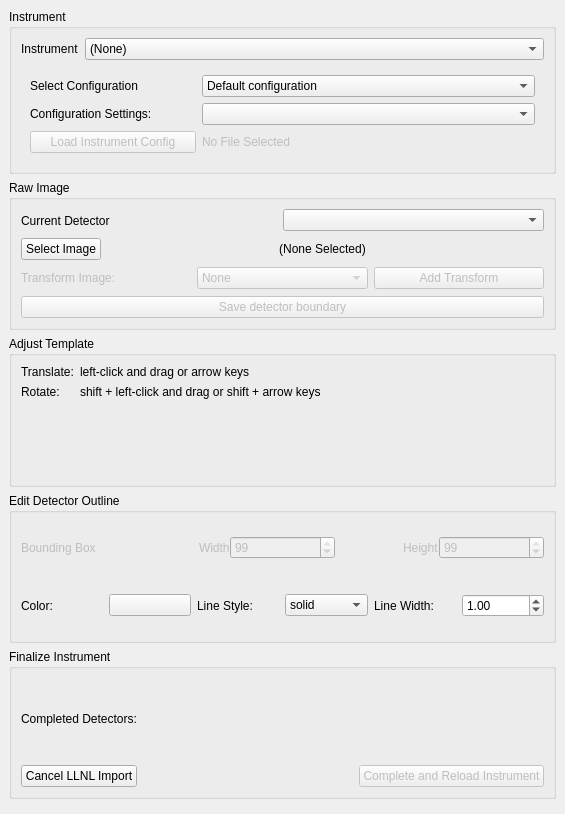
Above: hexrdgui/resources/ui/llnl_import_tool_dialog.ui from HEXRD/hexrdgui before the change. Below: the same form after it.
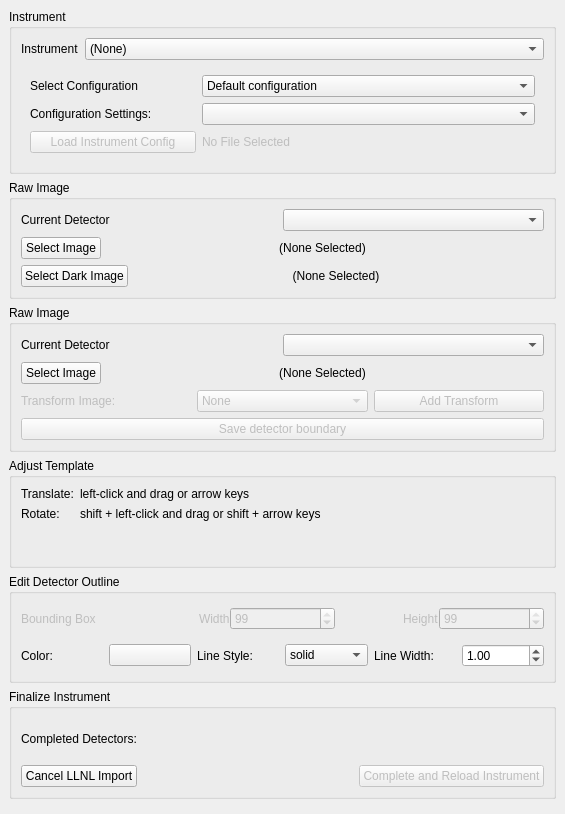
That is the form after the change.

Commit message: Add the new FIDDLE instrument

```diff
--- a/hexrdgui/resources/ui/llnl_import_tool_dialog.ui
+++ b/hexrdgui/resources/ui/llnl_import_tool_dialog.ui
@@ -163,6 +163,177 @@
       </layout>
      </widget>
     </item>
+    <item>
+     <widget class="QGroupBox" name="simple_raw_image">
+      <property name="enabled">
+       <bool>true</bool>
+      </property>
+      <property name="title">
+       <string>Raw Image</string>
+      </property>
+      <layout class="QGridLayout" name="gridLayout_6">
+       <item row="0" column="0">
+        <widget class="QFrame" name="frame_2">
+         <property name="enabled">
+          <bool>true</bool>
+         </property>
+         <property name="frameShape">
+          <enum>QFrame::NoFrame</enum>
+         </property>
+         <property name="frameShadow">
+          <enum>QFrame::Raised</enum>
+         </property>
+         <layout class="QHBoxLayout" name="horizontalLayout_2">
+          <property name="spacing">
+           <number>0</number>
+          </property>
+          <property name="leftMargin">
+           <number>0</number>
+          </property>
+          <property name="topMargin">
+           <number>0</number>
+          </property>
+          <property name="rightMargin">
+           <number>0</number>
+          </property>
+          <property name="bottomMargin">
+           <number>0</number>
+          </property>
+          <item>
+           <widget class="QLabel" name="simple_detector_label">
+            <property name="enabled">
+             <bool>true</bool>
+            </property>
+            <property name="text">
+             <string>Current Detector</string>
+            </property>
+           </widget>
+          </item>
+          <item>
+           <widget class="QComboBox" name="simple_detectors">
+            <property name="enabled">
+             <bool>true</bool>
+            </property>
+           </widget>
+          </item>
+         </layout>
+        </widget>
+       </item>
+       <item row="1" column="0">
+        <widget class="QFrame" name="simple_file_selection">
+         <property name="enabled">
+          <bool>true</bool>
+         </property>
+         <property name="frameShape">
+          <enum>QFrame::NoFrame</enum>
+         </property>
+         <property name="frameShadow">
+          <enum>QFrame::Raised</enum>
+         </property>
+         <layout class="QFormLayout" name="formLayout_4">
+          <property name="horizontalSpacing">
+           <number>0</number>
+          </property>
+          <property name="verticalSpacing">
+           <number>0</number>
+          </property>
+          <property name="leftMargin">
+           <number>0</number>
+          </property>
+          <property name="topMargin">
+           <number>0</number>
+          </property>
+          <property name="rightMargin">
+           <number>0</number>
+          </property>
+          <property name="bottomMargin">
+           <number>0</number>
+          </property>
+          <item row="0" column="0">
+           <widget class="QPushButton" name="simple_load">
+            <property name="enabled">
+             <bool>true</bool>
+            </property>
+            <property name="text">
+             <string>Select Image</string>
+            </property>
+           </widget>
+          </item>
+          <item row="0" column="1">
+           <widget class="QLabel" name="simple_files_label">
+            <property name="text">
+             <string>(None Selected)</string>
+            </property>
+            <property name="alignment">
+             <set>Qt::AlignCenter</set>
+            </property>
+            <property name="wordWrap">
+             <bool>true</bool>
+            </property>
+           </widget>
+          </item>
+         </layout>
+        </widget>
+       </item>
+       <item row="2" column="0">
+        <widget class="QFrame" name="dark_file_selection">
+         <property name="enabled">
+          <bool>true</bool>
+         </property>
+         <property name="frameShape">
+          <enum>QFrame::NoFrame</enum>
+         </property>
+         <property name="frameShadow">
+          <enum>QFrame::Raised</enum>
+         </property>
+         <layout class="QFormLayout" name="formLayout_5">
+          <property name="horizontalSpacing">
+           <number>0</number>
+          </property>
+          <property name="verticalSpacing">
+           <number>0</number>
+          </property>
+          <property name="leftMargin">
+           <number>0</number>
+          </property>
+          <property name="topMargin">
+           <number>0</number>
+          </property>
+          <property name="rightMargin">
+           <number>0</number>
+          </property>
+          <property name="bottomMargin">
+           <number>0</number>
+          </property>
+          <item row="0" column="0">
+           <widget class="QPushButton" name="load_dark">
+            <property name="enabled">
+             <bool>true</bool>
+            </property>
+            <property name="text">
+             <string>Select Dark Image</string>
+            </property>
+           </widget>
+          </item>
+          <item row="0" column="1">
+           <widget class="QLabel" name="dark_files_label">
+            <property name="text">
+             <string>(None Selected)</string>
+            </property>
+            <property name="alignment">
+             <set>Qt::AlignCenter</set>
+            </property>
+            <property name="wordWrap">
+             <bool>true</bool>
+            </property>
+           </widget>
+          </item>
+         </layout>
+        </widget>
+       </item>
+      </layout>
+     </widget>
+    </item>
     <item>
      <widget class="QGroupBox" name="raw_image">
       <property name="enabled">
```
Left out of the diff: 5 changed lines with no effect on the pictures. The commit also changes 1 other file.
